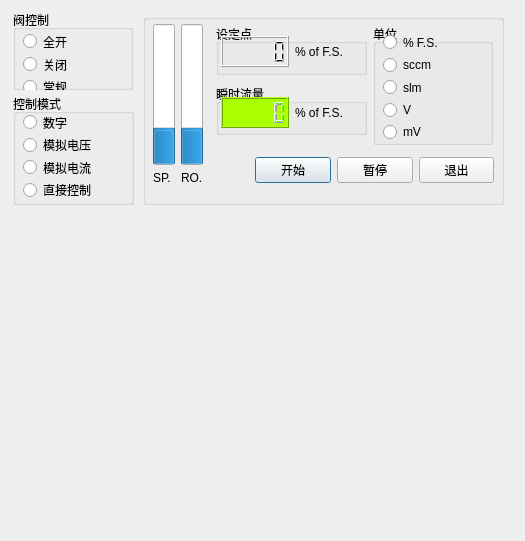
The window that MFC/MFC-PC-release/src/UIControl.ui (erisir/SandBox) describes before a commit, drawn with Qt 5.
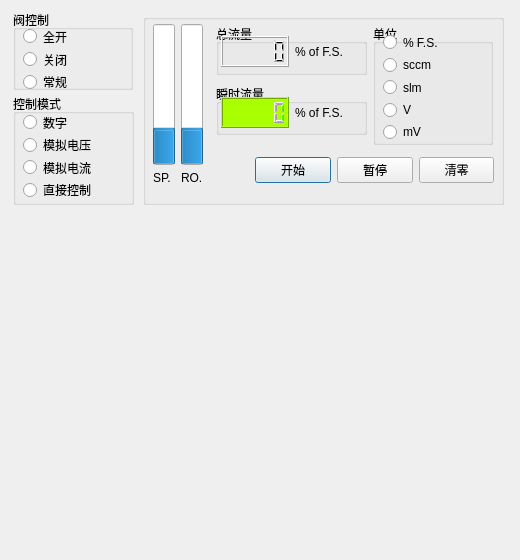
The same window after the commit. Custom widgets are drawn as their Qt base class.

The edit to the form file:
```diff
--- a/MFC/MFC-PC-release/src/UIControl.ui
+++ b/MFC/MFC-PC-release/src/UIControl.ui
@@ -6,8 +6,8 @@
    <rect>
     <x>0</x>
     <y>0</y>
-    <width>525</width>
-    <height>541</height>
+    <width>520</width>
+    <height>560</height>
    </rect>
   </property>
   <property name="windowTitle">
@@ -29,7 +29,7 @@
     <property name="geometry">
      <rect>
       <x>10</x>
-      <y>23</y>
+      <y>18</y>
       <width>71</width>
       <height>62</height>
      </rect>
@@ -134,7 +134,7 @@
      </rect>
     </property>
     <property name="title">
-     <string>设定点</string>
+     <string>总流量</string>
     </property>
     <widget class="QWidget" name="horizontalLayoutWidget_2">
      <property name="geometry">
@@ -299,7 +299,7 @@
      <item>
       <widget class="QPushButton" name="Quit">
        <property name="text">
-        <string>退出</string>
+        <string>清零</string>
        </property>
       </widget>
      </item>
@@ -364,7 +364,7 @@
      <x>10</x>
      <y>209</y>
      <width>491</width>
-     <height>301</height>
+     <height>341</height>
     </rect>
    </property>
   </widget>
```
Left out of the diff: 2 changed lines with no effect on the pictures.
